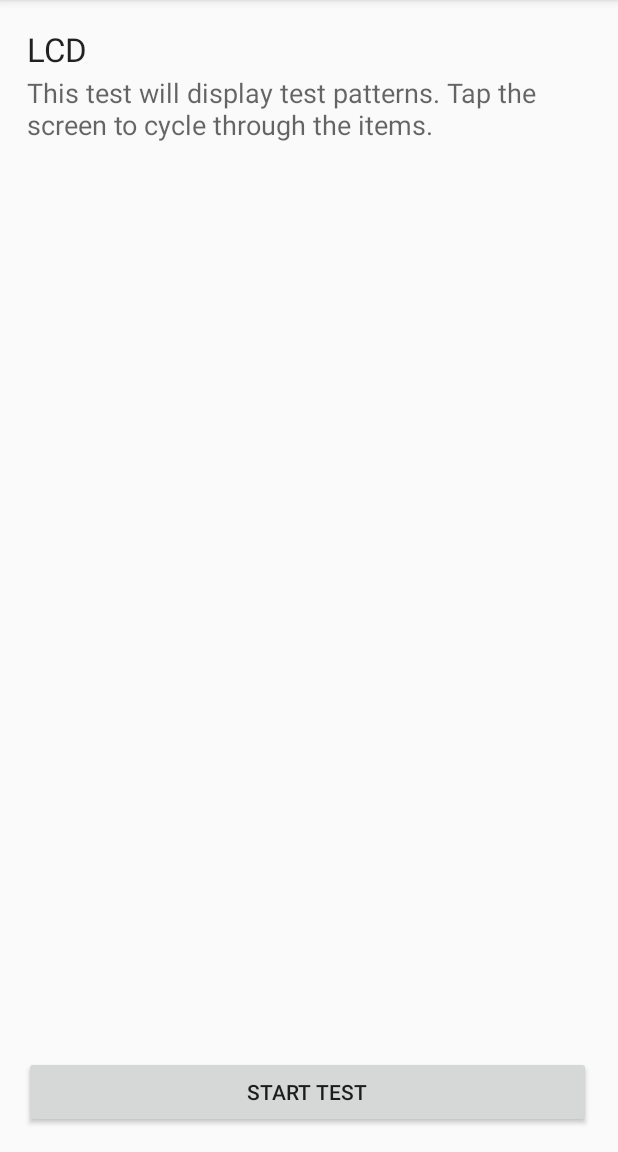
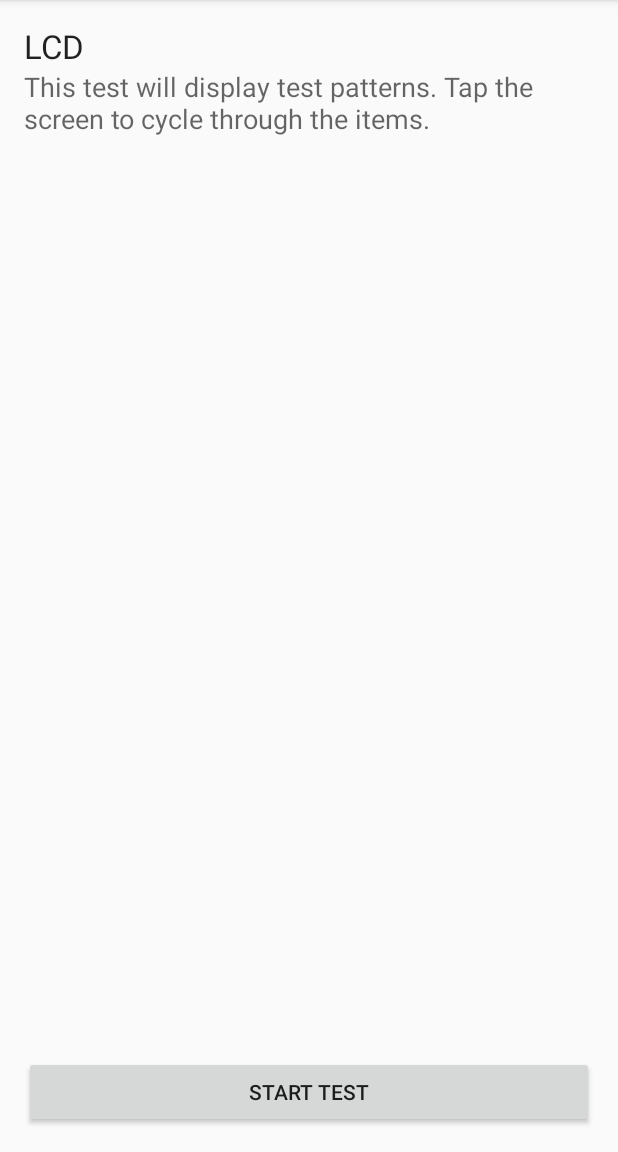
Before and after one commit to WeAreFairphone/FP2-Checkup, an Android app: the TestChooser screen opened directly, with no data from a screen before it, after a tap on "LCD", on a phone screen of 412 x 824 dp, the part 84-1236 px from its top. Run offline under Robolectric (Android 15) with nearby library versions, the phone set to English and light mode, and no system bars.

Commit message:
Clean test views (except for ModemTest)
Change-Id: Ied9dd87ff11c7370d8b91c0ac7d5cd6d88a6acf6

```diff
--- a/app/src/main/java/com/fairphone/checkup/tests/Test.java
+++ b/app/src/main/java/com/fairphone/checkup/tests/Test.java
@@ -36,12 +36,12 @@ public abstract class Test extends RelativeLayout {
 
     private void init() {
         inflate(getContext(), R.layout.view_tester, this);
-        TextView title = (TextView) findViewById(R.id.testTitle);
+        TextView title = (TextView) findViewById(R.id.test_title);
         title.setText(getTestTitle());
 
-        TextView description = (TextView) findViewById(R.id.testDescription);
+        TextView description = (TextView) findViewById(R.id.test_description_text);
         description.setText(getTestDescription());
-        mButton = (Button) findViewById(R.id.startButton);
+        mButton = (Button) findViewById(R.id.test_button);
         configureStartButton();
         configureBackButton();
         onPrepare();
@@ -117,7 +117,7 @@ public abstract class Test extends RelativeLayout {
     }
 
     protected void setTestView(View view) {
-        FrameLayout layout = (FrameLayout) findViewById(R.id.tester_description);
+        FrameLayout layout = (FrameLayout) findViewById(R.id.test_description_layout);
         View oldView = layout.getChildAt(0);
         if (mOldView == null) {
             mOldView = oldView;
--- a/app/src/main/res/layout/view_tester.xml
+++ b/app/src/main/res/layout/view_tester.xml
@@ -1,69 +1,40 @@
 <?xml version="1.0" encoding="utf-8"?>
 <RelativeLayout xmlns:android="http://schemas.android.com/apk/res/android"
     xmlns:tools="http://schemas.android.com/tools"
-    android:layout_width="fill_parent"
-    android:layout_height="fill_parent"
-    android:paddingBottom="@dimen/activity_vertical_margin"
-    android:paddingLeft="@dimen/activity_horizontal_margin"
-    android:paddingRight="@dimen/activity_horizontal_margin"
-    android:paddingTop="@dimen/activity_vertical_margin"
-    tools:context=".tests.Test"
-    android:id="@+id/genericeTesterRelativeLayout">
+    android:id="@+id/generic_test_relative_layout"
+    android:layout_width="match_parent"
+    android:layout_height="match_parent"
+    android:padding="@dimen/tile_padding"
+    tools:context=".tests.Test">
 
     <TextView
-        android:layout_width="wrap_content"
+        android:id="@+id/test_title"
+        android:layout_width="match_parent"
         android:layout_height="wrap_content"
-        android:textAppearance="?android:attr/textAppearanceLarge"
+        android:layout_alignParentTop="true"
         android:text="@string/test_name"
-        android:id="@+id/testTitle"
-        android:layout_alignParentTop="true"
-        android:layout_alignParentStart="true"
-        android:layout_alignParentEnd="true"
-        android:layout_margin="2dp" />
+        android:textAppearance="?android:attr/textAppearanceLarge" />
 
     <Button
-        android:layout_width="wrap_content"
+        android:id="@+id/test_button"
+        android:layout_width="match_parent"
         android:layout_height="wrap_content"
-        android:text="@string/start_test"
-        android:id="@+id/startButton"
         android:layout_alignParentBottom="true"
-        android:layout_alignEnd="@+id/testTitle"
-        android:layout_alignParentStart="true" />
+        android:text="@string/start_test" />
 
     <FrameLayout
+        android:id="@+id/test_description_layout"
         android:layout_width="match_parent"
         android:layout_height="match_parent"
-        android:layout_below="@+id/testTitle"
-        android:layout_alignParentEnd="true"
-        android:layout_above="@+id/startButton"
-        android:id="@+id/tester_description">
+        android:layout_above="@+id/test_button"
+        android:layout_below="@+id/test_title">
 
-        <RelativeLayout
+        <TextView
+            android:id="@+id/test_description_text"
             android:layout_width="match_parent"
             android:layout_height="match_parent"
-            android:id="@+id/tester_text_description">
-
-            <!--<TextView-->
-                <!--android:layout_width="wrap_content"-->
-                <!--android:layout_height="wrap_content"-->
-                <!--android:textAppearance="?android:attr/textAppearanceMedium"-->
-                <!--android:text="Test result: N/A"-->
-                <!--android:id="@+id/testResult"-->
-                <!--android:layout_marginLeft="2dp"-->
-                <!--android:layout_marginRight="2dp"-->
-                <!--android:layout_alignParentTop="true"-->
-                <!--android:layout_alignParentStart="true" />-->
-
-            <TextView
-                android:layout_width="wrap_content"
-                android:layout_height="wrap_content"
-                android:textAppearance="?android:attr/textAppearanceMedium"
-                android:text="@string/lorum_ipsum"
-                android:id="@+id/testDescription"
-                android:layout_marginLeft="2dp"
-                android:layout_marginRight="2dp"
-                android:layout_alignParentStart="true" />
-        </RelativeLayout>
+            android:text="@string/lorum_ipsum"
+            android:textAppearance="?android:attr/textAppearanceMedium" />
 
     </FrameLayout>
 
--- a/app/src/main/res/values/dimens.xml
+++ b/app/src/main/res/values/dimens.xml
@@ -4,6 +4,8 @@
     <dimen name="activity_vertical_margin">16dp</dimen>
     <dimen name="fab_margin">16dp</dimen>
 
+    <dimen name="tile_padding">16dp</dimen>
+
     <dimen name="module_picture_width_large">100dp</dimen>
     <dimen name="module_picture_height_large">100dp</dimen>
 </resources>
```
Also changed, not shown: app/src/main/java/com/fairphone/checkup/tests/digitizer/DigitizerTest.java (+3 -3 lines), app/src/main/java/com/fairphone/checkup/tests/display/DisplayTest.java (+3 -3 lines), app/src/main/res/layout/view_digitizer_test.xml (deleted, +0 -8 lines), app/src/main/res/layout/view_display_test.xml (deleted, +0 -40 lines), app/src/main/res/layout/view_vibrator_test.xml (deleted, +0 -12 lines).
